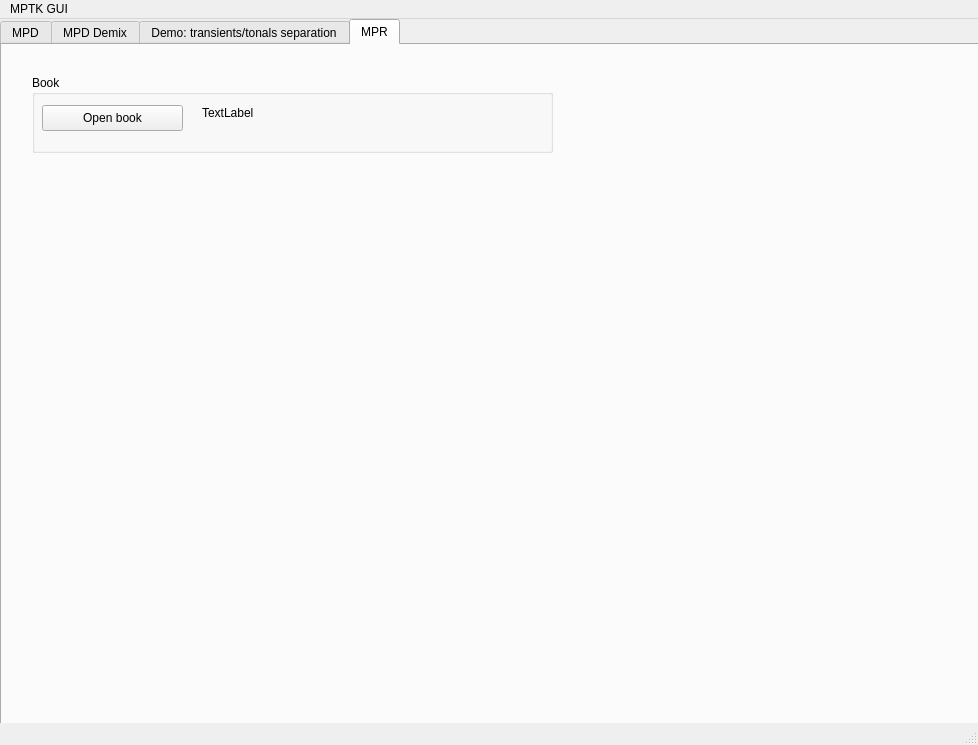
Before: the Qt Designer form src/gui/Qt/presentation/MPTK_GUI_APP.ui in ltfat/fastmpwithmultigabor, drawn with Qt 5.
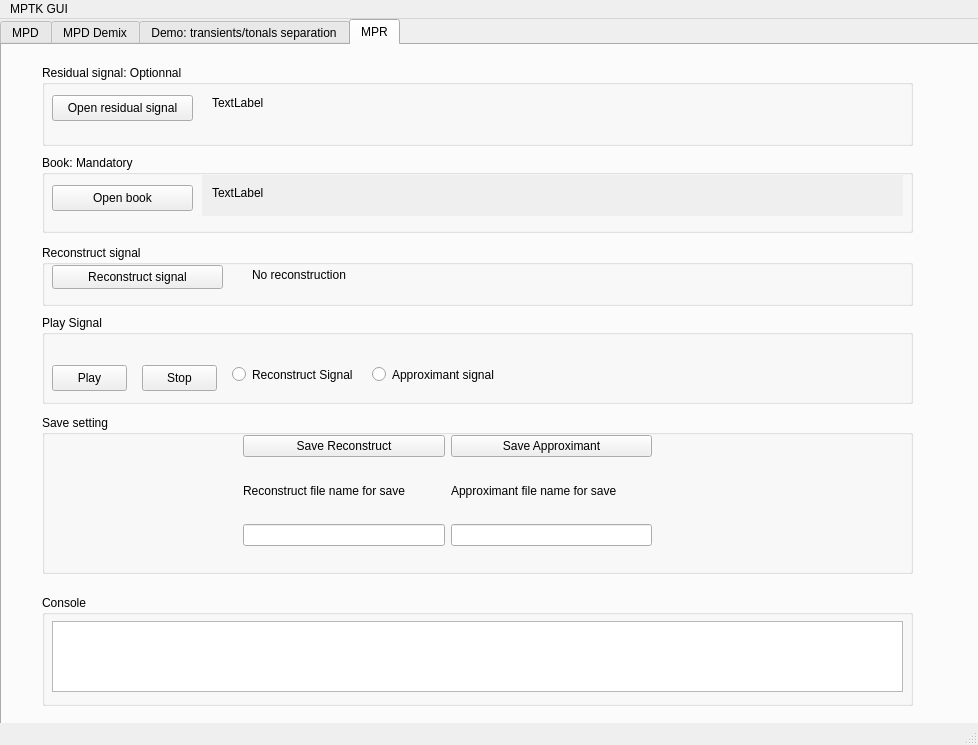
After: the same form once the commit is applied. The open tabs and pages were chosen to show the change. Icons and pictures are not drawn.

Commit message: Add MPR tab in GUI and new callback for reconstruction

The edit to the form file:
```diff
--- a/src/gui/Qt/presentation/MPTK_GUI_APP.ui
+++ b/src/gui/Qt/presentation/MPTK_GUI_APP.ui
@@ -3043,14 +3043,14 @@
         <widget class="QGroupBox" name="groupBox_4" >
          <property name="geometry" >
           <rect>
-           <x>30</x>
-           <y>30</y>
-           <width>521</width>
+           <x>40</x>
+           <y>110</y>
+           <width>871</width>
            <height>78</height>
           </rect>
          </property>
          <property name="title" >
-          <string>Book</string>
+          <string>Book: Mandatory</string>
          </property>
          <widget class="QPushButton" name="btnOpenbook" >
           <property name="geometry" >
@@ -3082,19 +3082,19 @@
            <rect>
             <x>160</x>
             <y>20</y>
-            <width>351</width>
+            <width>701</width>
             <height>41</height>
            </rect>
           </property>
           <property name="autoFillBackground" >
-           <bool>false</bool>
+           <bool>true</bool>
           </property>
           <widget class="QLabel" name="labelBook" >
            <property name="geometry" >
             <rect>
              <x>10</x>
              <y>10</y>
-             <width>341</width>
+             <width>671</width>
              <height>16</height>
             </rect>
            </property>
@@ -3104,6 +3104,320 @@
           </widget>
          </widget>
         </widget>
+        <widget class="QWidget" name="verticalLayout_8" >
+         <property name="geometry" >
+          <rect>
+           <x>40</x>
+           <y>20</y>
+           <width>871</width>
+           <height>81</height>
+          </rect>
+         </property>
+         <layout class="QVBoxLayout" >
+          <item>
+           <widget class="QGroupBox" name="groupBox_28" >
+            <property name="title" >
+             <string>Residual signal: Optionnal</string>
+            </property>
+            <widget class="QPushButton" name="btnOpenSigRecons" >
+             <property name="geometry" >
+              <rect>
+               <x>10</x>
+               <y>30</y>
+               <width>141</width>
+               <height>26</height>
+              </rect>
+             </property>
+             <property name="toolTip" >
+              <string>open</string>
+             </property>
+             <property name="text" >
+              <string>Open residual signal</string>
+             </property>
+             <property name="icon" >
+              <iconset resource="mptkgui.qrc" >:/resouces/open_signal.xpm</iconset>
+             </property>
+             <property name="checkable" >
+              <bool>false</bool>
+             </property>
+             <property name="flat" >
+              <bool>false</bool>
+             </property>
+            </widget>
+            <widget class="QWidget" native="1" name="widget_11" >
+             <property name="geometry" >
+              <rect>
+               <x>160</x>
+               <y>20</y>
+               <width>701</width>
+               <height>41</height>
+              </rect>
+             </property>
+             <property name="autoFillBackground" >
+              <bool>false</bool>
+             </property>
+             <widget class="QLabel" name="labelResidualSignalRecons" >
+              <property name="geometry" >
+               <rect>
+                <x>10</x>
+                <y>10</y>
+                <width>681</width>
+                <height>16</height>
+               </rect>
+              </property>
+              <property name="text" >
+               <string>TextLabel</string>
+              </property>
+             </widget>
+            </widget>
+           </widget>
+          </item>
+         </layout>
+        </widget>
+        <widget class="QGroupBox" name="groupBox_29" >
+         <property name="geometry" >
+          <rect>
+           <x>40</x>
+           <y>270</y>
+           <width>871</width>
+           <height>89</height>
+          </rect>
+         </property>
+         <property name="title" >
+          <string>Play Signal</string>
+         </property>
+         <widget class="QPushButton" name="btnPlayRecons" >
+          <property name="geometry" >
+           <rect>
+            <x>10</x>
+            <y>50</y>
+            <width>75</width>
+            <height>26</height>
+           </rect>
+          </property>
+          <property name="toolTip" >
+           <string>open</string>
+          </property>
+          <property name="text" >
+           <string>Play</string>
+          </property>
+          <property name="icon" >
+           <iconset>resouces/player_play.png</iconset>
+          </property>
+          <property name="checkable" >
+           <bool>false</bool>
+          </property>
+          <property name="flat" >
+           <bool>false</bool>
+          </property>
+         </widget>
+         <widget class="QRadioButton" name="radioButtonRecons" >
+          <property name="geometry" >
+           <rect>
+            <x>190</x>
+            <y>50</y>
+            <width>121</width>
+            <height>19</height>
+           </rect>
+          </property>
+          <property name="text" >
+           <string>Reconstruct Signal</string>
+          </property>
+         </widget>
+         <widget class="QRadioButton" name="radioButtonApproxRecons" >
+          <property name="geometry" >
+           <rect>
+            <x>330</x>
+            <y>50</y>
+            <width>171</width>
+            <height>19</height>
+           </rect>
+          </property>
+          <property name="text" >
+           <string>Approximant signal</string>
+          </property>
+         </widget>
+         <widget class="QPushButton" name="btnStopRecons" >
+          <property name="geometry" >
+           <rect>
+            <x>100</x>
+            <y>50</y>
+            <width>75</width>
+            <height>26</height>
+           </rect>
+          </property>
+          <property name="toolTip" >
+           <string>open</string>
+          </property>
+          <property name="text" >
+           <string>Stop</string>
+          </property>
+          <property name="icon" >
+           <iconset>resouces/player_stop.png</iconset>
+          </property>
+          <property name="checkable" >
+           <bool>false</bool>
+          </property>
+          <property name="flat" >
+           <bool>false</bool>
+          </property>
+         </widget>
+        </widget>
+        <widget class="QGroupBox" name="groupBox_30" >
+         <property name="geometry" >
+          <rect>
+           <x>40</x>
+           <y>200</y>
+           <width>871</width>
+           <height>61</height>
+          </rect>
+         </property>
+         <property name="title" >
+          <string>Reconstruct signal</string>
+         </property>
+         <widget class="QPushButton" name="pushButtonreconSignal" >
+          <property name="geometry" >
+           <rect>
+            <x>10</x>
+            <y>20</y>
+            <width>171</width>
+            <height>24</height>
+           </rect>
+          </property>
+          <property name="text" >
+           <string>Reconstruct signal</string>
+          </property>
+         </widget>
+         <widget class="QLabel" name="label_progressrecons" >
+          <property name="geometry" >
+           <rect>
+            <x>210</x>
+            <y>20</y>
+            <width>251</width>
+            <height>20</height>
+           </rect>
+          </property>
+          <property name="text" >
+           <string>No reconstruction</string>
+          </property>
+         </widget>
+        </widget>
+        <widget class="QGroupBox" name="groupBox_31" >
+         <property name="geometry" >
+          <rect>
+           <x>40</x>
+           <y>550</y>
+           <width>871</width>
+           <height>111</height>
+          </rect>
+         </property>
+         <property name="title" >
+          <string>Console</string>
+         </property>
+         <widget class="QTextEdit" name="textEditConsolRecons" >
+          <property name="geometry" >
+           <rect>
+            <x>10</x>
+            <y>26</y>
+            <width>851</width>
+            <height>71</height>
+           </rect>
+          </property>
+         </widget>
+        </widget>
+        <widget class="QGroupBox" name="groupBox_32" >
+         <property name="geometry" >
+          <rect>
+           <x>40</x>
+           <y>370</y>
+           <width>871</width>
+           <height>159</height>
+          </rect>
+         </property>
+         <property name="title" >
+          <string>Save setting</string>
+         </property>
+         <widget class="QWidget" name="horizontalLayout_8" >
+          <property name="geometry" >
+           <rect>
+            <x>0</x>
+            <y>20</y>
+            <width>811</width>
+            <height>111</height>
+           </rect>
+          </property>
+          <layout class="QHBoxLayout" >
+           <item>
+            <spacer>
+             <property name="orientation" >
+              <enum>Qt::Horizontal</enum>
+             </property>
+             <property name="sizeHint" >
+              <size>
+               <width>40</width>
+               <height>20</height>
+              </size>
+             </property>
+            </spacer>
+           </item>
+           <item>
+            <layout class="QVBoxLayout" >
+             <item>
+              <widget class="QPushButton" name="pushButtonSaveReconstruc" >
+               <property name="text" >
+                <string>Save Reconstruct</string>
+               </property>
+              </widget>
+             </item>
+             <item>
+              <widget class="QLabel" name="label_37" >
+               <property name="text" >
+                <string>Reconstruct file name for save</string>
+               </property>
+              </widget>
+             </item>
+             <item>
+              <widget class="QLineEdit" name="lineEditSaveRecons" />
+             </item>
+            </layout>
+           </item>
+           <item>
+            <layout class="QVBoxLayout" >
+             <item>
+              <widget class="QPushButton" name="pushButtonSaveApproxRecons" >
+               <property name="text" >
+                <string>Save Approximant</string>
+               </property>
+              </widget>
+             </item>
+             <item>
+              <widget class="QLabel" name="label_38" >
+               <property name="text" >
+                <string>Approximant file name for save</string>
+               </property>
+              </widget>
+             </item>
+             <item>
+              <widget class="QLineEdit" name="lineEditSaveApproximantRecons" />
+             </item>
+            </layout>
+           </item>
+           <item>
+            <spacer>
+             <property name="orientation" >
+              <enum>Qt::Horizontal</enum>
+             </property>
+             <property name="sizeHint" >
+              <size>
+               <width>40</width>
+               <height>20</height>
+              </size>
+             </property>
+            </spacer>
+           </item>
+          </layout>
+         </widget>
+        </widget>
        </widget>
       </widget>
      </item>
```
Left out of the diff: 2 changed lines with no effect on the pictures. The commit also changes 6 other files.
